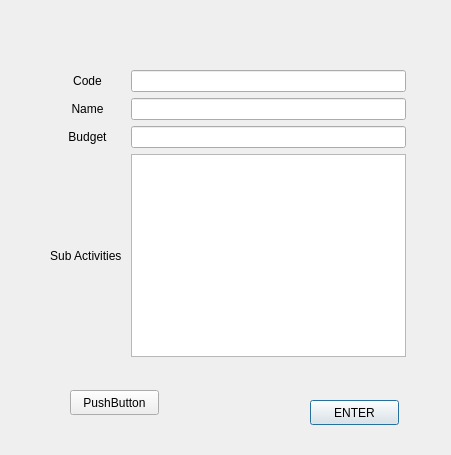
Qt form addactivity.ui (Suliaman46/Suliaman46-EGUI-TASK1-TRS) before a commit.
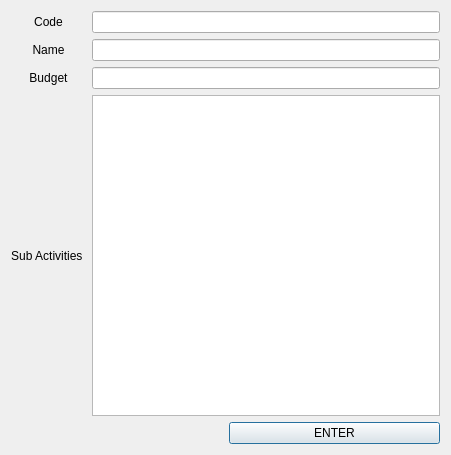
The same form after that commit.

```diff
--- a/addactivity.ui
+++ b/addactivity.ui
@@ -13,41 +13,8 @@
   <property name="windowTitle">
    <string>Dialog</string>
   </property>
-  <widget class="QPushButton" name="pushButton">
-   <property name="geometry">
-    <rect>
-     <x>310</x>
-     <y>400</y>
-     <width>89</width>
-     <height>25</height>
-    </rect>
-   </property>
-   <property name="text">
-    <string>ENTER</string>
-   </property>
-  </widget>
-  <widget class="QPushButton" name="pushButton_2">
-   <property name="geometry">
-    <rect>
-     <x>70</x>
-     <y>390</y>
-     <width>89</width>
-     <height>25</height>
-    </rect>
-   </property>
-   <property name="text">
-    <string>PushButton</string>
-   </property>
-  </widget>
-  <widget class="QWidget" name="">
-   <property name="geometry">
-    <rect>
-     <x>50</x>
-     <y>70</y>
-     <width>356</width>
-     <height>287</height>
-    </rect>
-   </property>
+  <layout class="QGridLayout" name="gridLayout_2">
+   <item row="0" column="0" colspan="2">
    <layout class="QGridLayout" name="gridLayout">
     <item row="0" column="2">
      <widget class="QLineEdit" name="lineEdit_code"/>
@@ -189,7 +156,15 @@
      </widget>
     </item>
    </layout>
-  </widget>
+   </item>
+   <item row="1" column="1">
+    <widget class="QPushButton" name="pushButton">
+     <property name="text">
+      <string>ENTER</string>
+     </property>
+    </widget>
+   </item>
+  </layout>
  </widget>
  <resources/>
  <connections/>
```
Lines whose indentation alone changed are shown as unchanged.
